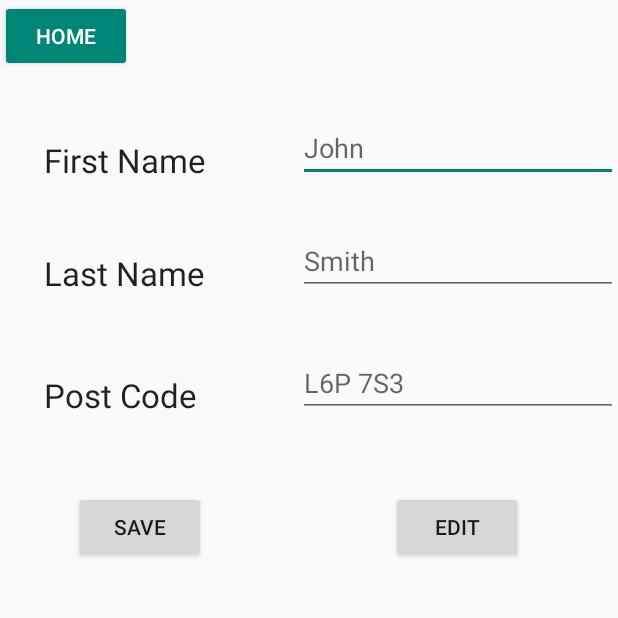
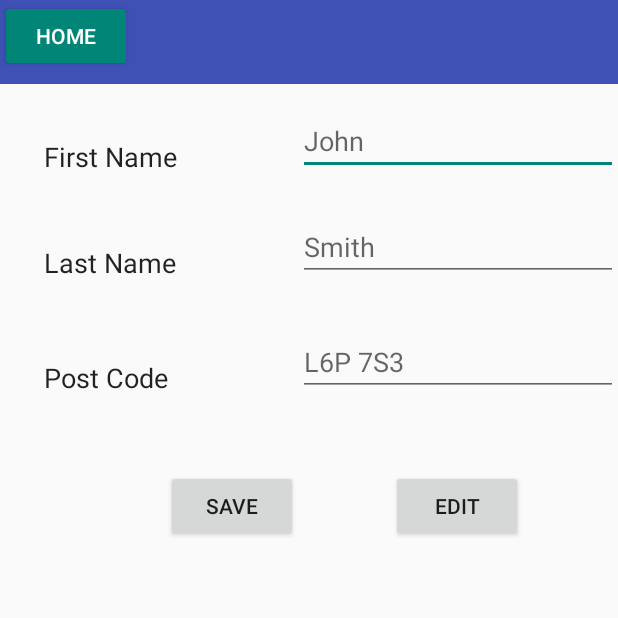
Before and after one commit to amuna/FinalProject, an Android app: the UserProfile screen opened directly, with no data from a screen before it, on a phone screen of 412 x 824 dp, the top half of it. Run offline under Robolectric (Android 15) with nearby library versions, the phone set to English and light mode, and no system bars; 1 statement that could not run was skipped.

Commit message:
Merge remote-tracking branch 'origin/master'
# Conflicts:
#	app/src/main/AndroidManifest.xml

```diff
--- a/app/src/main/java/com/example/amuna95/finalproject/MainActivity.java
+++ b/app/src/main/java/com/example/amuna95/finalproject/MainActivity.java
@@ -110,7 +110,7 @@ public class MainActivity extends AppCompatActivity {
 
     @Override
     public boolean onCreateOptionsMenu(Menu menu) {
-        inflater.inflate(R.menu.login_menu, menu);
+        inflater.inflate(dynMenu, menu);
         return super.onCreateOptionsMenu(menu);
     }
 
@@ -140,7 +140,8 @@ public class MainActivity extends AppCompatActivity {
 
                 break;
             case R.id.SignUp:
-
+                Intent signupIntent = new Intent(this, SignupActivity.class);
+                startActivity(signupIntent);
                 break;
             case R.id.logOut:
 
--- a/app/src/main/java/com/example/amuna95/finalproject/SigninActivity.java
+++ b/app/src/main/java/com/example/amuna95/finalproject/SigninActivity.java
@@ -11,6 +11,8 @@ import android.view.MenuInflater;
 import android.view.MenuItem;
 import android.view.View;
 import android.widget.EditText;
+import android.widget.RadioButton;
+import android.widget.RadioGroup;
 import android.widget.Toast;
 
 public class SigninActivity extends AppCompatActivity {
@@ -30,6 +32,7 @@ public class SigninActivity extends AppCompatActivity {
 
         emailID = (EditText) findViewById(R.id.email);
         pass = (EditText) findViewById(R.id.password);
+
     }
 
     @Override
--- a/app/src/main/res/layout/activity_user_profile.xml
+++ b/app/src/main/res/layout/activity_user_profile.xml
@@ -6,6 +6,11 @@
     android:layout_width="match_parent"
     android:layout_height="match_parent"
     tools:context="com.example.amuna95.finalproject.UserProfile">
+
+    <include
+        layout="@layout/action_bar"
+        android:id="@+id/action_bar">
+    </include>
 
     <TextView
         android:id="@+id/fnamelbl"
@@ -16,7 +21,8 @@
         android:layout_marginStart="29dp"
         android:layout_marginTop="92dp"
         android:text="First Name"
-        android:textAppearance="@style/TextAppearance.AppCompat.Large" />
+        android:textAppearance="@style/TextAppearance.AppCompat.Large"
+        android:textSize="18sp" />
 
     <TextView
         android:id="@+id/lnamelbl"
@@ -26,7 +32,8 @@
         android:layout_below="@+id/fnamelbl"
         android:layout_marginTop="46dp"
         android:text="Last Name"
-        android:textAppearance="@style/TextAppearance.AppCompat.Large" />
+        android:textAppearance="@style/TextAppearance.AppCompat.Large"
+        android:textSize="18sp" />
 
     <TextView
         android:id="@+id/pclbl"
@@ -36,7 +43,8 @@
         android:layout_below="@+id/lnamelbl"
         android:layout_marginTop="52dp"
         android:text="Post Code"
-        android:textAppearance="@style/TextAppearance.AppCompat.Large" />
+        android:textAppearance="@style/TextAppearance.AppCompat.Large"
+        android:textSize="18sp" />
 
     <EditText
         android:id="@+id/fnametxt"
@@ -72,9 +80,9 @@
         android:id="@+id/savebtn"
         android:layout_width="wrap_content"
         android:layout_height="wrap_content"
-        android:layout_alignEnd="@+id/fnamelbl"
         android:layout_below="@+id/pclbl"
         android:layout_marginTop="49dp"
+        android:layout_toStartOf="@+id/editbtn"
         android:text="SAVE" />
 
     <Button
```
Also changed, not shown: app/src/main/java/com/example/amuna95/finalproject/BarberDBHelper.java (+32 -0 lines), app/src/main/java/com/example/amuna95/finalproject/SignupActivity.java (+60 -0 lines), app/src/main/res/layout/activity_signup.xml (+5 -3 lines).
